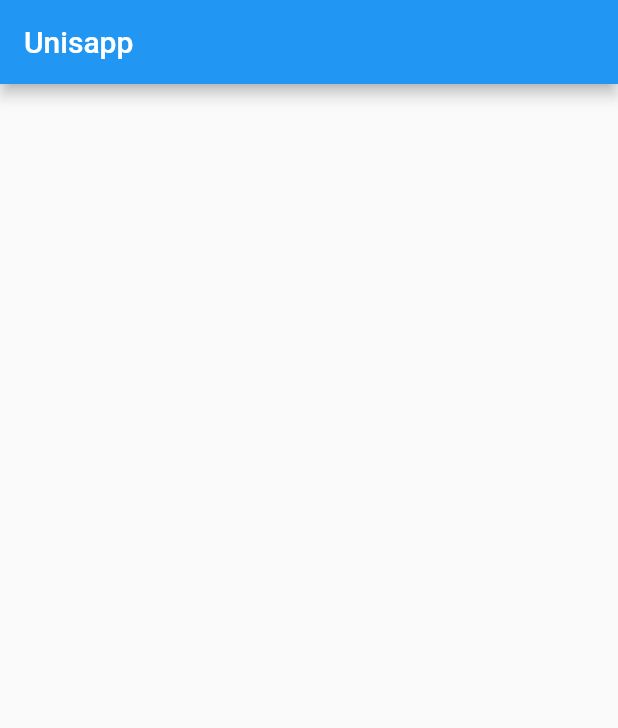
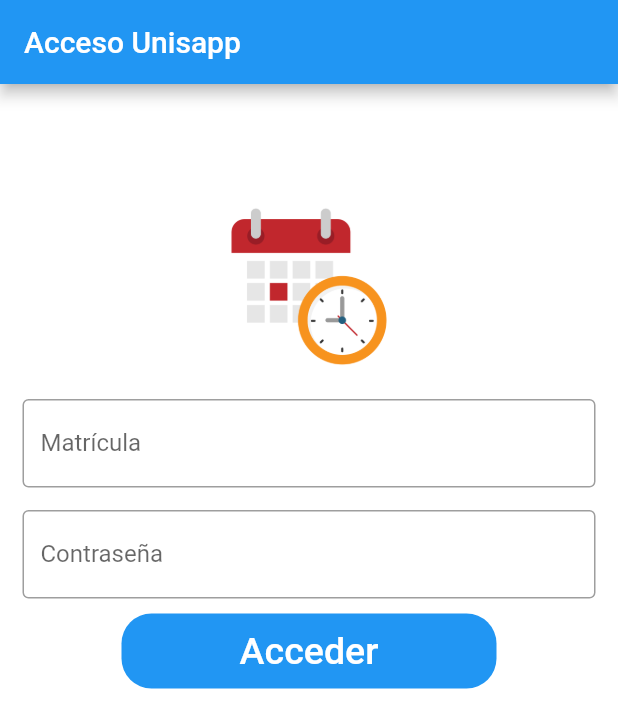
Before and after one commit to juanrigame/unisapp_flutter, a Flutter app: the screen it shows after launch, on a phone screen of 412 x 824 dp. Shown: the top 728 px of the screen. Run offline on Flutter 3.47's test engine with Material 2 defaults, Android fonts, the phone set to English and light mode, and no system bars.

```diff
--- a/lib/main.dart
+++ b/lib/main.dart
@@ -8,17 +8,81 @@ class MyApp extends StatelessWidget {
   // This widget is the root of your application.
   @override
   Widget build(BuildContext context) {
-    return MaterialApp(debugShowCheckedModeBanner: false, home: loginDemo());
+    return MaterialApp(
+        debugShowCheckedModeBanner: false, home: loginDemo(context));
   }
 }
 
-Widget loginDemo() {
+Widget loginDemo(context) {
   return Scaffold(
+    backgroundColor: Colors.white,
     appBar: AppBar(
-      title: Text("Unisapp"),
+      title: Text("Acceso Unisapp"),
     ),
-    body: Container(),
+    body: SingleChildScrollView(
+      child: Column(
+        children: <Widget>[
+          Padding(
+            padding: const EdgeInsets.only(top: 60.0),
+            child: Center(
+              child: Container(
+                  width: 200,
+                  height: 150,
+                  /*decoration: BoxDecoration(
+                        color: Colors.red,
+                        borderRadius: BorderRadius.circular(50.0)),*/
+                  child: Image.asset('asset/images/schedule.png')),
+            ),
+          ),
+          Padding(
+            //padding: const EdgeInsets.only(left:15.0,right: 15.0,top:0,bottom: 0),
+            padding: EdgeInsets.symmetric(horizontal: 15),
+            child: TextField(
+              decoration: InputDecoration(
+                  border: OutlineInputBorder(),
+                  labelText: 'Matrícula',
+                  hintText: 'Introduce una matrícula dada de alta'),
+            ),
+          ),
+          Padding(
+            padding: const EdgeInsets.only(
+                left: 15.0, right: 15.0, top: 15, bottom: 0),
+            //padding: EdgeInsets.symmetric(horizontal: 15),
+            child: TextField(
+              obscureText: true,
+              decoration: InputDecoration(
+                  border: OutlineInputBorder(),
+                  labelText: 'Contraseña',
+                  hintText: 'Introducir contraseña'),
+            ),
+          ),
+          SizedBox(
+            height: 10,
+          ),
+          Container(
+            height: 50,
+            width: 250,
+            decoration: BoxDecoration(
+                color: Colors.blue, borderRadius: BorderRadius.circular(20)),
+            child: FlatButton(
+              onPressed: () {
+                Navigator.push(
+                    context, MaterialPageRoute(builder: (_) => HomePage()));
+              },
+              child: Text(
+                'Acceder',
+                style: TextStyle(color: Colors.white, fontSize: 25),
+              ),
+            ),
+          ),
+        ],
+      ),
+    ),
   );
+}
+
+Widget HomePage() {
+  return Container();
 }
 
 /*
--- a/pubspec.yaml
+++ b/pubspec.yaml
@@ -45,8 +45,8 @@ flutter:
   uses-material-design: true
 
   # To add assets to your application, add an assets section, like this:
-  # assets:
-  #   - images/a_dot_burr.jpeg
+  assets:
+  - asset/images/
   #   - images/a_dot_ham.jpeg
 
   # An image asset can refer to one or more resolution-specific "variants", see
```
Also changed, not shown: asset/images/schedule.png (added).
